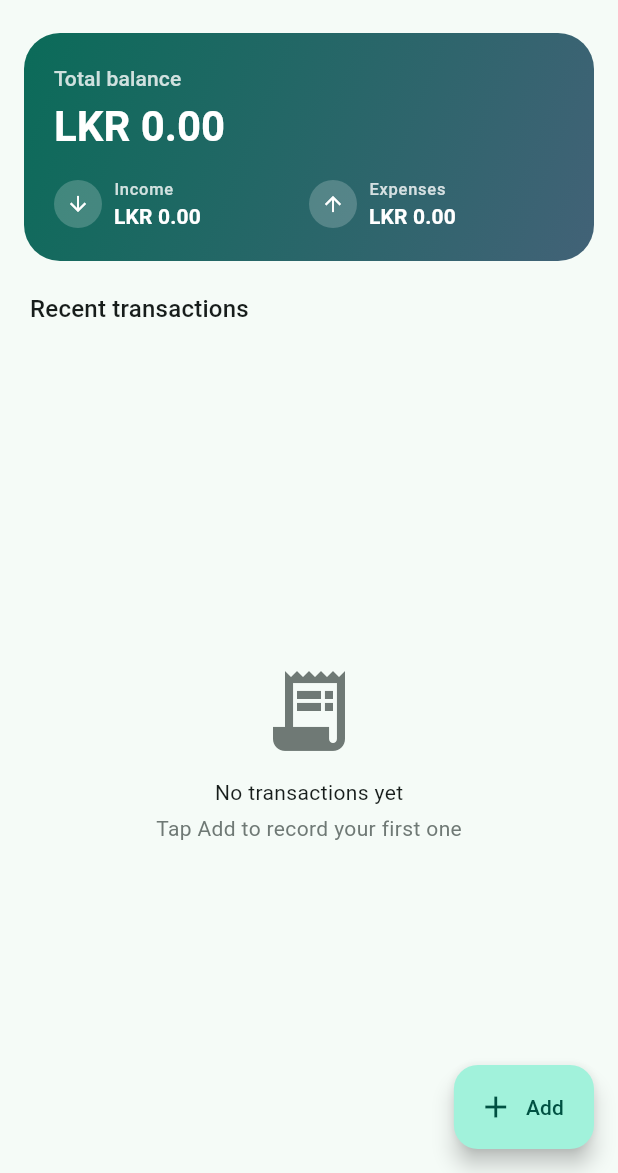
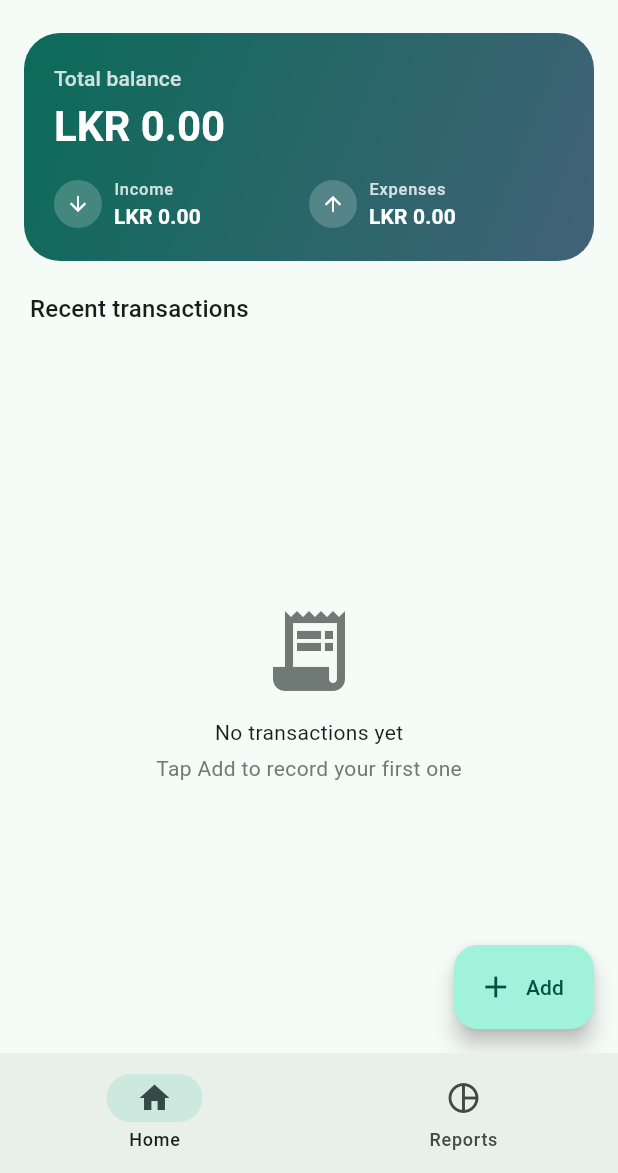
Before and after one commit to YasOnline177/spendly, a Flutter app: the screen it shows after launch, on a phone screen of 412 x 824 dp, the part 63-1236 px from its top. Run offline on Flutter 3.47's test engine with Material 3 defaults, Android fonts, the phone set to English and light mode, and no system bars; our stand-ins replace drift, drift_flutter, fl_chart, flutter_riverpod; accounts and stored records are empty; generated files the repository leaves out were written again.

Commit message:
feat: add bottom navigation with home and reports tab

```diff
--- a/lib/app.dart
+++ b/lib/app.dart
@@ -1,7 +1,6 @@
 import 'package:flutter/material.dart';
 import 'core/theme/app_theme.dart';
-import 'features/transactions/presentation/home_screen.dart';
-
+import 'features/shell/main_shell.dart';
 class SpendlyApp extends StatelessWidget {
   const SpendlyApp({super.key});
 
@@ -13,7 +12,7 @@ class SpendlyApp extends StatelessWidget {
       theme: AppTheme.light,
       darkTheme: AppTheme.dark,
       themeMode: ThemeMode.system,
-      home: const HomeScreen(),
+      home: const MainShell(),
     );
   }
 }
--- /dev/null
+++ b/lib/features/shell/main_shell.dart
@@ -0,0 +1,40 @@
+import 'package:flutter/material.dart';
+import '../reports/presentation/reports_screen.dart';
+import '../transactions/presentation/home_screen.dart';
+
+class MainShell extends StatefulWidget {
+  const MainShell({super.key});
+
+  @override
+  State<MainShell> createState() => _MainShellState();
+}
+
+class _MainShellState extends State<MainShell> {
+  int _index = 0;
+
+  @override
+  Widget build(BuildContext context) {
+    return Scaffold(
+      body: IndexedStack(
+        index: _index,
+        children: const [HomeScreen(), ReportsScreen()],
+      ),
+      bottomNavigationBar: NavigationBar(
+        selectedIndex: _index,
+        onDestinationSelected: (i) => setState(() => _index = i),
+        destinations: const [
+          NavigationDestination(
+            icon: Icon(Icons.home_outlined),
+            selectedIcon: Icon(Icons.home),
+            label: 'Home',
+          ),
+          NavigationDestination(
+            icon: Icon(Icons.pie_chart_outline),
+            selectedIcon: Icon(Icons.pie_chart),
+            label: 'Reports',
+          ),
+        ],
+      ),
+    );
+  }
+}
```
